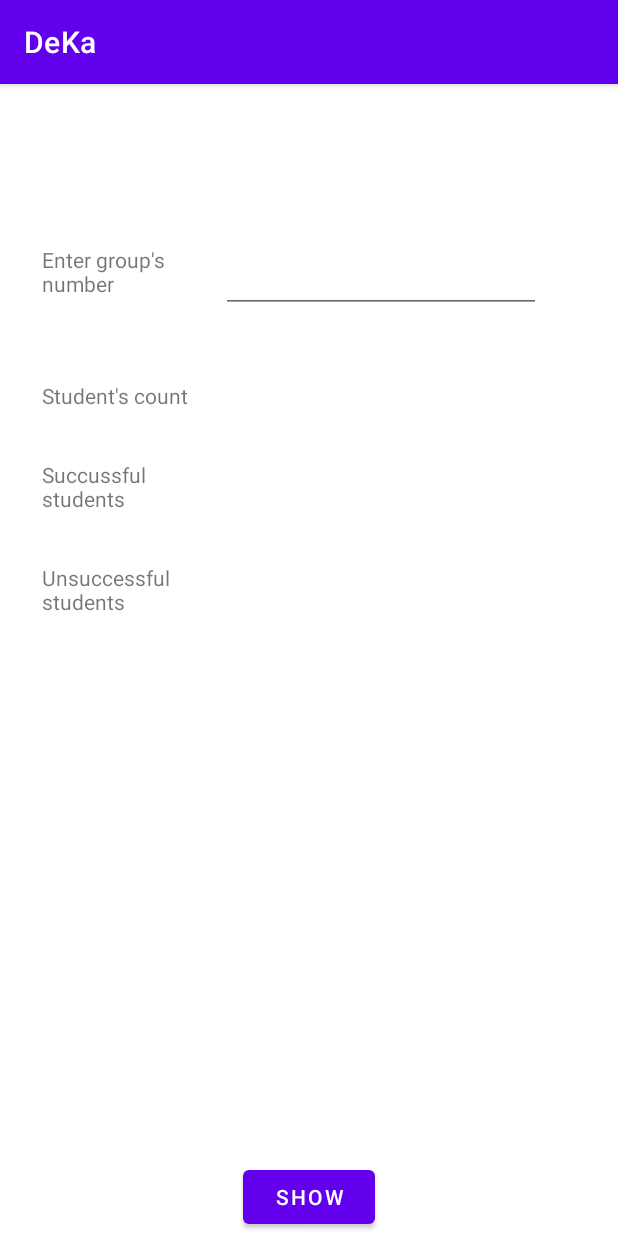
After one commit to fedyuchuktimothey/DeKa, an Android app: the GroupInfoFragment screen opened through its navigation route, on a phone screen of 412 x 824 dp. The commit adds this screen. Run offline under Robolectric (Android 15) with nearby library versions, the phone set to English and light mode, and no system bars; our stand-ins replace Firebase (no records; nobody signed in at launch, a user with empty details on screens opened directly).

Commit message:
Add function Group Info

```diff
--- /dev/null
+++ b/app/src/main/java/com/example/deka/fragments/groups_functions/GroupInfoFragment.kt
@@ -0,0 +1,57 @@
+package com.example.deka.fragments.groups_functions
+
+import android.os.Bundle
+import android.util.Log
+import android.view.LayoutInflater
+import android.view.View
+import android.view.ViewGroup
+import android.widget.Button
+import android.widget.EditText
+import android.widget.TextView
+import androidx.fragment.app.Fragment
+import com.example.deka.R
+import com.google.firebase.firestore.ktx.firestore
+import com.google.firebase.ktx.Firebase
+
+class GroupInfoFragment : Fragment(){
+    override fun onCreateView(
+        inflater: LayoutInflater,
+        container: ViewGroup?,
+        savedInstanceState: Bundle?
+    ): View? {
+        val view = inflater.inflate(R.layout.fragment_group_info, container, false)
+        val groupNumberInfo = view.findViewById(R.id.groupNumberInfo) as EditText
+        val showInfo = view.findViewById(R.id.showInfo) as Button
+        val studentsCount = view.findViewById(R.id.studentsCount) as TextView
+        val successStud = view.findViewById(R.id.successStud) as TextView
+        val unsuccessStud = view.findViewById(R.id.unsuccessStud) as TextView
+        val db = Firebase.firestore
+        Log.d("Step 1", "is done")
+
+        showInfo.setOnClickListener {
+            Log.d("Step 2", "is done")
+
+            var i = 0
+            db.collection("Students")
+                .whereEqualTo("group", groupNumberInfo.text.toString())
+                .get()
+                .addOnSuccessListener { documents ->
+                    for (document in documents) {
+                        i++
+                        Log.d("Count",i.toString())
+                        Log.d("All documents", "${document.id} => ${document.data["group"]}")
+
+
+                    }
+                    studentsCount.text = i.toString()
+
+                }
+                .addOnFailureListener { exception ->
+                    Log.d("Error", "can't download file")
+
+                }
+
+        }
+        return view
+    }
+}
--- a/app/src/main/java/com/example/deka/fragments/groups_functions/GroupsFunctionsFragment.kt
+++ b/app/src/main/java/com/example/deka/fragments/groups_functions/GroupsFunctionsFragment.kt
@@ -19,9 +19,12 @@ class GroupsFunctionsFragment: Fragment() {
         // Remove certain group
         val groupRemove = view.findViewById(R.id.groupRemove) as Button
         groupRemove.setOnClickListener(Navigation.createNavigateOnClickListener(R.id.removeGroupFragment, null))
-        // Add  group
+        // Add group
         val addGroup = view.findViewById(R.id.addGroup) as Button
         addGroup.setOnClickListener(Navigation.createNavigateOnClickListener(R.id.addGroupFragment, null))
+        // Group info
+        val showGroupInfo = view.findViewById(R.id.showGroupInfo) as Button
+        showGroupInfo.setOnClickListener(Navigation.createNavigateOnClickListener(R.id.groupInfoFragment, null))
         return view
     }
 }
--- a/app/src/main/java/com/example/deka/fragments/students_functions/AddStudentFragment.kt
+++ b/app/src/main/java/com/example/deka/fragments/students_functions/AddStudentFragment.kt
@@ -33,9 +33,12 @@ class AddStudentFragment:Fragment() {
         addNewStud.setOnClickListener{
 
             val student = HashMap<String, Any>()
+            //TODO Type of study ( contract or budget)
             student["name"] = studName.text.toString()
             student["surname"] = studSurname.text.toString()
             student["group"] = studGroup.text.toString()
+            student["group"] = studGroup.text.toString()
+
             db.collection("Students").document("${studSurname.text} ${studName.text}")
                 .set(student)
                 .addOnSuccessListener { documentReference ->
--- /dev/null
+++ b/app/src/main/res/layout/fragment_group_info.xml
@@ -0,0 +1,88 @@
+<?xml version="1.0" encoding="utf-8"?>
+<androidx.constraintlayout.widget.ConstraintLayout xmlns:android="http://schemas.android.com/apk/res/android"
+    xmlns:app="http://schemas.android.com/apk/res-auto"
+    xmlns:tools="http://schemas.android.com/tools"
+    android:layout_width="match_parent"
+    android:layout_height="match_parent">
+
+    <TextView
+        android:id="@+id/textView37"
+        android:layout_width="103dp"
+        android:layout_height="wrap_content"
+        android:layout_marginStart="28dp"
+        android:layout_marginTop="107dp"
+        android:text="Enter group's number"
+        app:layout_constraintStart_toStartOf="parent"
+        app:layout_constraintTop_toTopOf="parent" />
+
+    <EditText
+        android:id="@+id/groupNumberInfo"
+        android:layout_width="wrap_content"
+        android:layout_height="wrap_content"
+        android:layout_marginStart="16dp"
+        android:ems="10"
+        android:inputType="textPersonName"
+        app:layout_constraintStart_toEndOf="@+id/textView37"
+        app:layout_constraintTop_toTopOf="@+id/textView37" />
+
+    <TextView
+        android:id="@+id/textView38"
+        android:layout_width="103dp"
+        android:layout_height="wrap_content"
+        android:layout_marginTop="55dp"
+        android:text="Student's count"
+        app:layout_constraintStart_toStartOf="@+id/textView37"
+        app:layout_constraintTop_toBottomOf="@+id/textView37" />
+
+    <TextView
+        android:id="@+id/studentsCount"
+        android:layout_width="wrap_content"
+        android:layout_height="wrap_content"
+        android:layout_marginStart="16dp"
+        app:layout_constraintStart_toEndOf="@+id/textView38"
+        app:layout_constraintTop_toTopOf="@+id/textView38" />
+
+    <TextView
+        android:id="@+id/textView40"
+        android:layout_width="103dp"
+        android:layout_height="wrap_content"
+        android:layout_marginTop="33dp"
+        android:text="Succussful students"
+        app:layout_constraintStart_toStartOf="@+id/textView38"
+        app:layout_constraintTop_toBottomOf="@+id/textView38" />
+
+    <TextView
+        android:id="@+id/successStud"
+        android:layout_width="wrap_content"
+        android:layout_height="wrap_content"
+        app:layout_constraintStart_toStartOf="@+id/studentsCount"
+        app:layout_constraintTop_toTopOf="@+id/textView40" />
+
+    <TextView
+        android:id="@+id/textView42"
+        android:layout_width="103dp"
+        android:layout_height="wrap_content"
+        android:layout_marginTop="33dp"
+        android:text="Unsuccessful students"
+        app:layout_constraintStart_toStartOf="@+id/textView40"
+        app:layout_constraintTop_toBottomOf="@+id/textView40" />
+
+    <TextView
+        android:id="@+id/unsuccessStud"
+        android:layout_width="wrap_content"
+        android:layout_height="wrap_content"
+        app:layout_constraintStart_toStartOf="@+id/successStud"
+        app:layout_constraintTop_toTopOf="@+id/textView42" />
+
+    <Button
+        android:id="@+id/showInfo"
+        android:layout_width="wrap_content"
+        android:layout_height="wrap_content"
+        android:layout_marginStart="2dp"
+        android:layout_marginEnd="2dp"
+        android:layout_marginBottom="2dp"
+        android:text="Show"
+        app:layout_constraintBottom_toBottomOf="parent"
+        app:layout_constraintEnd_toEndOf="parent"
+        app:layout_constraintStart_toStartOf="parent" />
+</androidx.constraintlayout.widget.ConstraintLayout>
--- a/app/src/main/res/layout/fragment_groups_functions.xml
+++ b/app/src/main/res/layout/fragment_groups_functions.xml
@@ -30,13 +30,13 @@
         android:layout_width="wrap_content"
         android:layout_height="wrap_content"
         android:layout_marginTop="81dp"
-        android:text="List of group data"
+        android:text="Info of group data"
         app:layout_constraintEnd_toEndOf="@+id/groupChange"
         app:layout_constraintStart_toStartOf="@+id/groupChange"
         app:layout_constraintTop_toBottomOf="@+id/groupChange" />
 
     <Button
-        android:id="@+id/showGroupDate"
+        android:id="@+id/showGroupInfo"
         android:layout_width="wrap_content"
         android:layout_height="wrap_content"
         android:layout_marginTop="24dp"
@@ -55,7 +55,7 @@
         android:text="Add a group"
         app:layout_constraintEnd_toEndOf="parent"
         app:layout_constraintStart_toStartOf="parent"
-        app:layout_constraintTop_toBottomOf="@+id/showGroupDate" />
+        app:layout_constraintTop_toBottomOf="@+id/showGroupInfo" />
 
     <Button
         android:id="@+id/addGroup"
--- a/app/src/main/res/navigation/navigation.xml
+++ b/app/src/main/res/navigation/navigation.xml
@@ -108,6 +108,9 @@
         <action
             android:id="@+id/action_groupsFunctionsFragment_to_addGroupFragment"
             app:destination="@id/addGroupFragment" />
+        <action
+            android:id="@+id/action_groupsFunctionsFragment_to_groupInfoFragment"
+            app:destination="@id/groupInfoFragment" />
     </fragment>
     <fragment
         android:id="@+id/studPerforFragment"
@@ -169,4 +172,13 @@
             android:id="@+id/action_addGroupFragment_to_groupsFunctionsFragment"
             app:destination="@id/groupsFunctionsFragment" />
     </fragment>
+    <fragment
+        android:id="@+id/groupInfoFragment"
+        android:name="com.example.deka.fragments.groups_functions.GroupInfoFragment"
+        android:label="GroupInfoFragment"
+        tools:layout="@layout/fragment_group_info">
+        <action
+            android:id="@+id/action_groupInfoFragment_to_groupsFunctionsFragment"
+            app:destination="@id/groupsFunctionsFragment" />
+    </fragment>
 </navigation>
```
